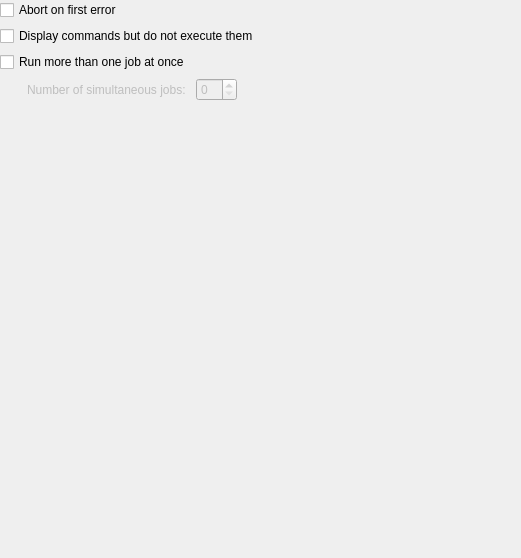
This is buildtools/builders/makebuilder/makeconfig.ui in KDE/kdevelop as Qt 5 draws it before an edit. The edited form follows.
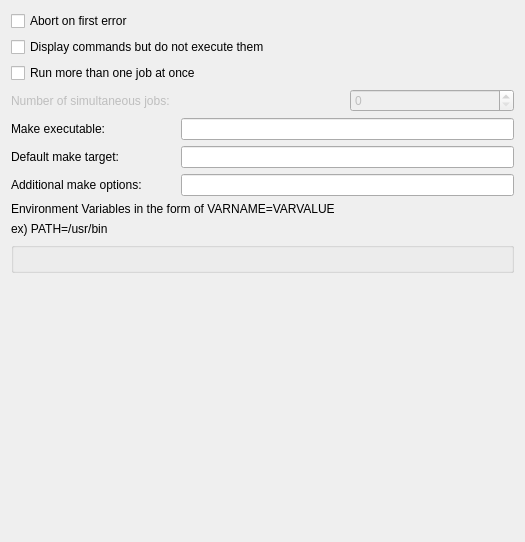
This is the edited form. Custom widgets are drawn as their Qt base class.

Commit message: Default value of "abort on first error" becomes true. Don't use unsafe KSharedPtr::data(). Add settings for environment variables, make binary, and other small options.

The edit to the form file:
```diff
--- a/buildtools/builders/makebuilder/makeconfig.ui
+++ b/buildtools/builders/makebuilder/makeconfig.ui
@@ -6,70 +6,35 @@
     <x>0</x>
     <y>0</y>
     <width>521</width>
-    <height>558</height>
+    <height>542</height>
    </rect>
   </property>
   <property name="windowTitle" >
    <string>Form</string>
   </property>
   <layout class="QGridLayout" >
-   <property name="margin" >
-    <number>0</number>
-   </property>
-   <property name="spacing" >
-    <number>6</number>
-   </property>
-   <item row="3" column="0" >
-    <spacer>
-     <property name="orientation" >
-      <enum>Qt::Horizontal</enum>
-     </property>
-     <property name="sizeType" >
-      <enum>QSizePolicy::Maximum</enum>
-     </property>
-     <property name="sizeHint" >
-      <size>
-       <width>21</width>
-       <height>20</height>
-      </size>
-     </property>
-    </spacer>
-   </item>
-   <item row="4" column="1" >
-    <spacer>
-     <property name="orientation" >
-      <enum>Qt::Vertical</enum>
-     </property>
-     <property name="sizeHint" >
-      <size>
-       <width>20</width>
-       <height>40</height>
-      </size>
-     </property>
-    </spacer>
-   </item>
-   <item row="1" column="0" colspan="4" >
-    <widget class="QCheckBox" name="kcfg_displayOnly" >
-     <property name="text" >
-      <string>Display commands but do not execute them</string>
-     </property>
-    </widget>
-   </item>
-   <item row="0" column="0" colspan="2" >
+   <item row="0" column="0" colspan="3" >
     <widget class="QCheckBox" name="kcfg_abortOnFirstError" >
      <property name="text" >
       <string>Abort on first error</string>
      </property>
     </widget>
    </item>
-   <item row="2" column="0" colspan="2" >
+   <item row="1" column="0" colspan="3" >
+    <widget class="QCheckBox" name="kcfg_displayOnly" >
+     <property name="text" >
+      <string>Display commands but do not execute them</string>
+     </property>
+    </widget>
+   </item>
+   <item row="2" column="0" colspan="3" >
     <widget class="QCheckBox" name="kcfg_runMoreThanOneJob" >
      <property name="text" >
       <string>Run more than one job at once</string>
      </property>
     </widget>
    </item>
-   <item row="3" column="1" >
+   <item row="3" column="0" colspan="2" >
     <widget class="QLabel" name="label" >
      <property name="enabled" >
       <bool>false</bool>
@@ -86,21 +51,84 @@
      </property>
     </widget>
    </item>
-   <item row="3" column="3" >
+   <item row="4" column="0" >
+    <widget class="QLabel" name="label_4" >
+     <property name="text" >
+      <string>Make executable:</string>
+     </property>
+    </widget>
+   </item>
+   <item row="4" column="1" colspan="2" >
+    <widget class="KLineEdit" name="kcfg_makeBinary" />
+   </item>
+   <item row="5" column="0" >
+    <widget class="QLabel" name="label_6" >
+     <property name="text" >
+      <string>Default make target:</string>
+     </property>
+    </widget>
+   </item>
+   <item row="5" column="1" colspan="2" >
+    <widget class="KLineEdit" name="kcfg_defaultTarget" />
+   </item>
+   <item row="6" column="0" >
+    <widget class="QLabel" name="label_5" >
+     <property name="text" >
+      <string>Additional make options:</string>
+     </property>
+    </widget>
+   </item>
+   <item row="6" column="1" colspan="2" >
+    <widget class="KLineEdit" name="kcfg_additionalOptions" />
+   </item>
+   <item row="7" column="0" colspan="3" >
+    <widget class="QLabel" name="label_2" >
+     <property name="text" >
+      <string>Environment Variables in the form of VARNAME=VARVALUE</string>
+     </property>
+    </widget>
+   </item>
+   <item row="8" column="0" colspan="3" >
+    <widget class="QLabel" name="label_3" >
+     <property name="text" >
+      <string>ex) PATH=/usr/bin</string>
+     </property>
+    </widget>
+   </item>
+   <item row="9" column="0" colspan="3" >
+    <widget class="KEditListBox" name="kcfg_environmentVars" >
+     <property name="buttons" >
+      <set>KEditListBox::Add|KEditListBox::Remove</set>
+     </property>
+    </widget>
+   </item>
+   <item row="10" column="0" colspan="3" >
     <spacer>
      <property name="orientation" >
-      <enum>Qt::Horizontal</enum>
+      <enum>Qt::Vertical</enum>
      </property>
      <property name="sizeHint" >
       <size>
-       <width>40</width>
-       <height>20</height>
+       <width>503</width>
+       <height>16</height>
       </size>
      </property>
     </spacer>
    </item>
   </layout>
  </widget>
+ <customwidgets>
+  <customwidget>
+   <class>KEditListBox</class>
+   <extends>QGroupBox</extends>
+   <header>keditlistbox.h</header>
+  </customwidget>
+  <customwidget>
+   <class>KLineEdit</class>
+   <extends>QLineEdit</extends>
+   <header>klineedit.h</header>
+  </customwidget>
+ </customwidgets>
  <resources/>
  <connections>
   <connection>
```
Left out of the diff: 4 changed lines with no effect on the pictures. The commit also changes 3 other files.
